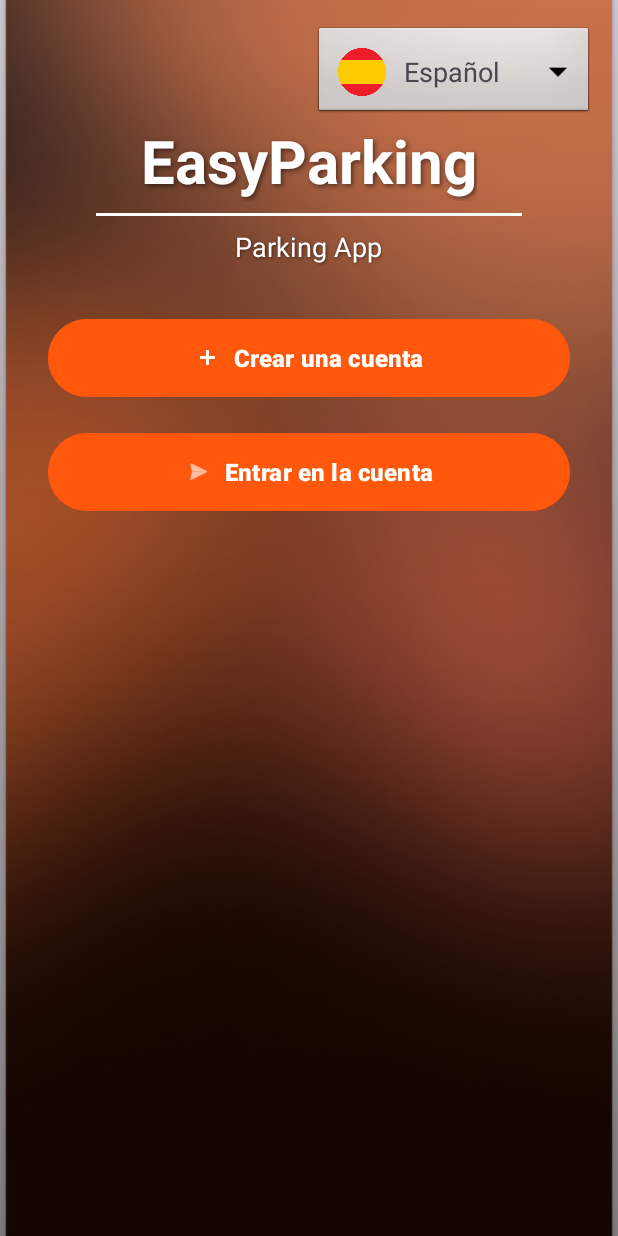
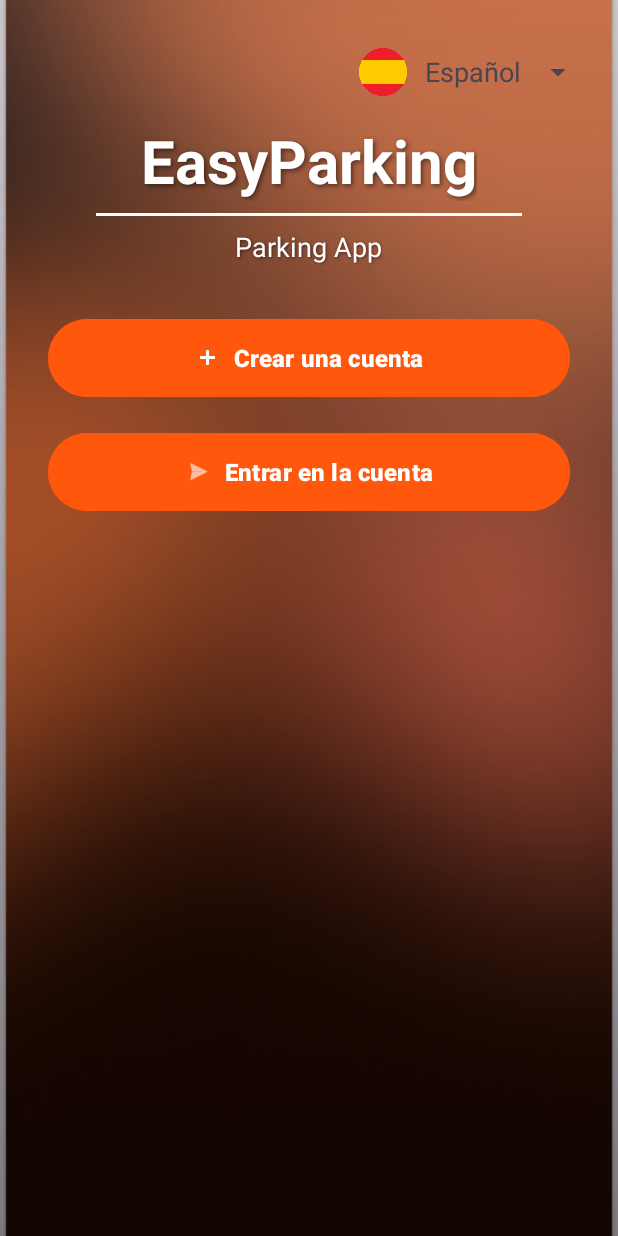
Before and after one commit to egoitz-ehu/ParkingELadron, an Android app: the screen it shows after launch (WelcomeActivity), on a phone screen of 412 x 824 dp. Run offline under Robolectric (Android 15) with nearby library versions, the phone set to English and light mode, and no system bars; our stand-ins replace Firebase (no records; nobody signed in at launch, a user with empty details on screens opened directly).

Commit message:
Mejorar el spinner de idiomas

```diff
--- a/app/src/main/res/layout/activity_welcome.xml
+++ b/app/src/main/res/layout/activity_welcome.xml
@@ -34,7 +34,6 @@
                 android:layout_width="wrap_content"
                 android:layout_height="wrap_content"
                 android:layout_margin="16dp"
-                android:background="@android:drawable/btn_dropdown"
                 android:padding="8dp"
                 app:layout_constraintTop_toTopOf="parent"
                 app:layout_constraintEnd_toEndOf="parent" />
```
